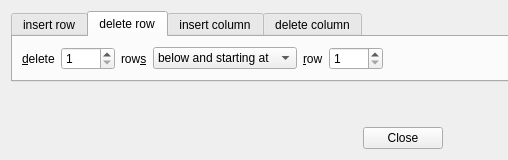
First picture: the form in sconcho/gui/ui/insertDeleteRowColumnDialog.ui, repository haskelladdict/sconcho, before the edit; both pictures show x 0 to 508 and y 0 to 160 of the 805 by 160 pixel window.
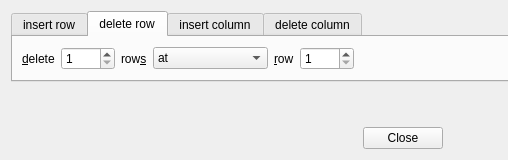
Second picture: the form after the edit. The open tabs and pages were chosen to show the change.

The edit to the form file:
```diff
--- a/sconcho/gui/ui/insertDeleteRowColumnDialog.ui
+++ b/sconcho/gui/ui/insertDeleteRowColumnDialog.ui
@@ -158,7 +158,7 @@
           <widget class="QComboBox" name="deleteRowMode">
            <item>
             <property name="text">
-             <string>below and starting at</string>
+             <string>at                          </string>
             </property>
            </item>
            <item>
```
Left out of the diff: 2 changed lines with no effect on the pictures.
